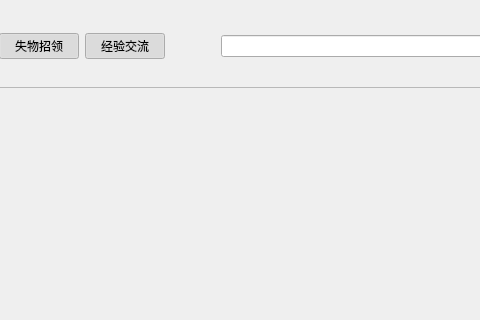
Before: the Qt Designer form mainwindow/mainwindow.ui in Han-Bug/Software-Engineering-Practice, drawn with Qt 5; both pictures show x 206 to 686 and y 0 to 320 of the 1082 by 773 pixel window.
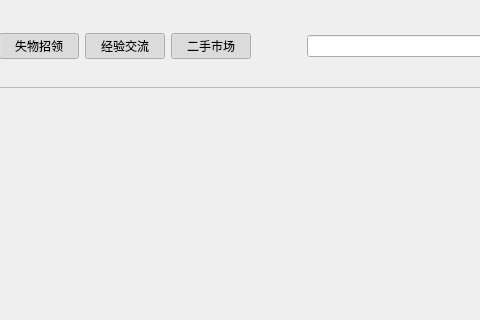
After: the same form once the commit is applied.

Commit message:
少量内容修改（二手市场、文章窗口调整、删除多余按钮）
添加了板块：“二手市场”
固定了关联窗口的大小
优化了文章窗口的伸缩性

What changed in the file:
```diff
--- a/mainwindow/mainwindow.ui
+++ b/mainwindow/mainwindow.ui
@@ -106,6 +106,19 @@
             </property>
            </widget>
           </item>
+          <item>
+           <widget class="QPushButton" name="pushButton_secondaryMarket">
+            <property name="text">
+             <string>二手市场</string>
+            </property>
+            <property name="checkable">
+             <bool>true</bool>
+            </property>
+            <property name="checked">
+             <bool>true</bool>
+            </property>
+           </widget>
+          </item>
          </layout>
         </widget>
        </item>
```
The commit also changes 6 other files.
